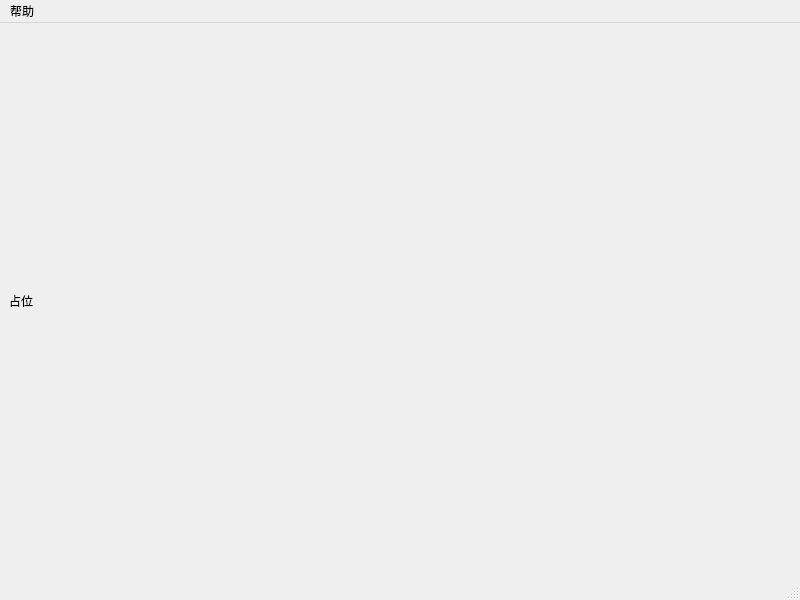
Before: the Qt Designer form pc/fc_window.ui in wwkkww1983/flyer, drawn with Qt 5.
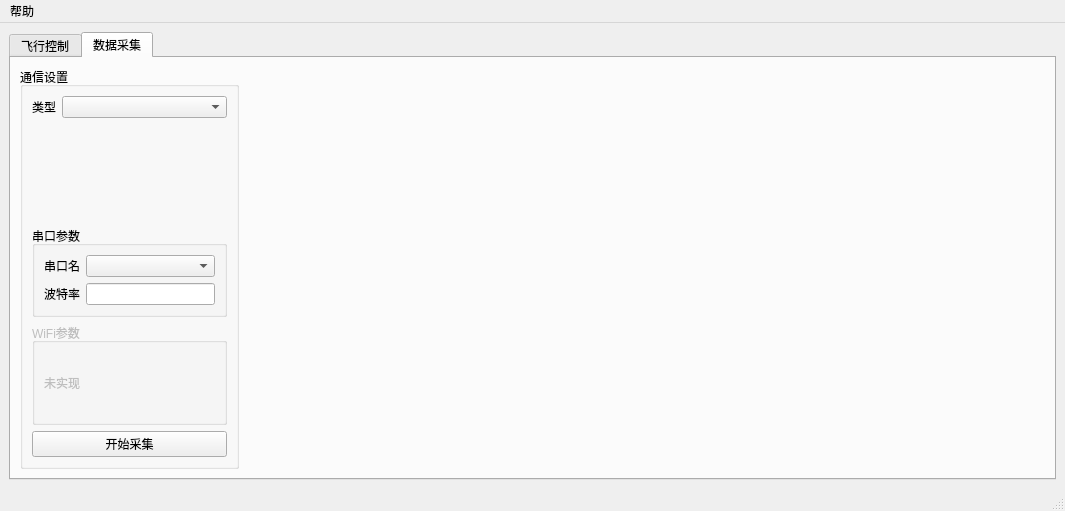
After: the same form once the commit is applied.

Commit message: 完善上位机与协议

Patch:
```diff
--- a/pc/fc_window.ui
+++ b/pc/fc_window.ui
@@ -6,20 +6,179 @@
    <rect>
     <x>0</x>
     <y>0</y>
-    <width>800</width>
-    <height>600</height>
+    <width>1065</width>
+    <height>507</height>
    </rect>
   </property>
   <property name="windowTitle">
    <string>MainWindow</string>
   </property>
   <widget class="QWidget" name="centralwidget">
-   <layout class="QVBoxLayout" name="verticalLayout">
+   <layout class="QHBoxLayout" name="horizontalLayout">
     <item>
-     <widget class="QLabel" name="label">
-      <property name="text">
-       <string>占位</string>
+     <widget class="QTabWidget" name="tabWidget">
+      <property name="currentIndex">
+       <number>1</number>
       </property>
+      <widget class="QWidget" name="tabCtrl">
+       <attribute name="title">
+        <string>飞行控制</string>
+       </attribute>
+      </widget>
+      <widget class="QWidget" name="tabCapture">
+       <attribute name="title">
+        <string>数据采集</string>
+       </attribute>
+       <layout class="QHBoxLayout" name="horizontalLayout_6">
+        <item>
+         <widget class="QGroupBox" name="groupBox_3">
+          <property name="sizePolicy">
+           <sizepolicy hsizetype="Minimum" vsizetype="Minimum">
+            <horstretch>0</horstretch>
+            <verstretch>0</verstretch>
+           </sizepolicy>
+          </property>
+          <property name="title">
+           <string>通信设置</string>
+          </property>
+          <layout class="QVBoxLayout" name="verticalLayout_2">
+           <item>
+            <layout class="QHBoxLayout" name="horizontalLayout_4">
+             <item>
+              <widget class="QLabel" name="label">
+               <property name="text">
+                <string>类型</string>
+               </property>
+              </widget>
+             </item>
+             <item>
+              <widget class="QComboBox" name="typeComboBox">
+               <property name="sizePolicy">
+                <sizepolicy hsizetype="MinimumExpanding" vsizetype="Fixed">
+                 <horstretch>0</horstretch>
+                 <verstretch>0</verstretch>
+                </sizepolicy>
+               </property>
+              </widget>
+             </item>
+            </layout>
+           </item>
+           <item>
+            <spacer name="verticalSpacer_2">
+             <property name="orientation">
+              <enum>Qt::Vertical</enum>
+             </property>
+             <property name="sizeHint" stdset="0">
+              <size>
+               <width>20</width>
+               <height>40</height>
+              </size>
+             </property>
+            </spacer>
+           </item>
+           <item>
+            <widget class="QGroupBox" name="groupBox">
+             <property name="sizePolicy">
+              <sizepolicy hsizetype="Minimum" vsizetype="Preferred">
+               <horstretch>0</horstretch>
+               <verstretch>0</verstretch>
+              </sizepolicy>
+             </property>
+             <property name="title">
+              <string>串口参数</string>
+             </property>
+             <layout class="QVBoxLayout" name="verticalLayout">
+              <item>
+               <layout class="QHBoxLayout" name="horizontalLayout_2">
+                <item>
+                 <widget class="QLabel" name="label_2">
+                  <property name="text">
+                   <string>串口名</string>
+                  </property>
+                 </widget>
+                </item>
+                <item>
+                 <widget class="QComboBox" name="comboBox_2">
+                  <property name="sizePolicy">
+                   <sizepolicy hsizetype="MinimumExpanding" vsizetype="Fixed">
+                    <horstretch>0</horstretch>
+                    <verstretch>0</verstretch>
+                   </sizepolicy>
+                  </property>
+                 </widget>
+                </item>
+               </layout>
+              </item>
+              <item>
+               <layout class="QHBoxLayout" name="horizontalLayout_3">
+                <item>
+                 <widget class="QLabel" name="label_3">
+                  <property name="text">
+                   <string>波特率</string>
+                  </property>
+                 </widget>
+                </item>
+                <item>
+                 <widget class="QLineEdit" name="lineEdit"/>
+                </item>
+               </layout>
+              </item>
+             </layout>
+            </widget>
+           </item>
+           <item>
+            <widget class="QGroupBox" name="groupBox_2">
+             <property name="enabled">
+              <bool>false</bool>
+             </property>
+             <property name="sizePolicy">
+              <sizepolicy hsizetype="Minimum" vsizetype="Expanding">
+               <horstretch>0</horstretch>
+               <verstretch>0</verstretch>
+              </sizepolicy>
+             </property>
+             <property name="title">
+              <string>WiFi参数</string>
+             </property>
+             <layout class="QHBoxLayout" name="horizontalLayout_5">
+              <item>
+               <widget class="QLabel" name="label_4">
+                <property name="text">
+                 <string>未实现</string>
+                </property>
+               </widget>
+              </item>
+             </layout>
+            </widget>
+           </item>
+           <item>
+            <widget class="QPushButton" name="pushButton">
+             <property name="text">
+              <string>开始采集</string>
+             </property>
+            </widget>
+           </item>
+          </layout>
+         </widget>
+        </item>
+        <item>
+         <widget class="QWidget" name="widget" native="true">
+          <property name="sizePolicy">
+           <sizepolicy hsizetype="Expanding" vsizetype="Expanding">
+            <horstretch>0</horstretch>
+            <verstretch>0</verstretch>
+           </sizepolicy>
+          </property>
+          <property name="minimumSize">
+           <size>
+            <width>800</width>
+            <height>400</height>
+           </size>
+          </property>
+         </widget>
+        </item>
+       </layout>
+      </widget>
      </widget>
     </item>
    </layout>
@@ -29,7 +188,7 @@
     <rect>
      <x>0</x>
      <y>0</y>
-     <width>800</width>
+     <width>1065</width>
      <height>23</height>
     </rect>
    </property>
```
The commit also changes 2 other files.
